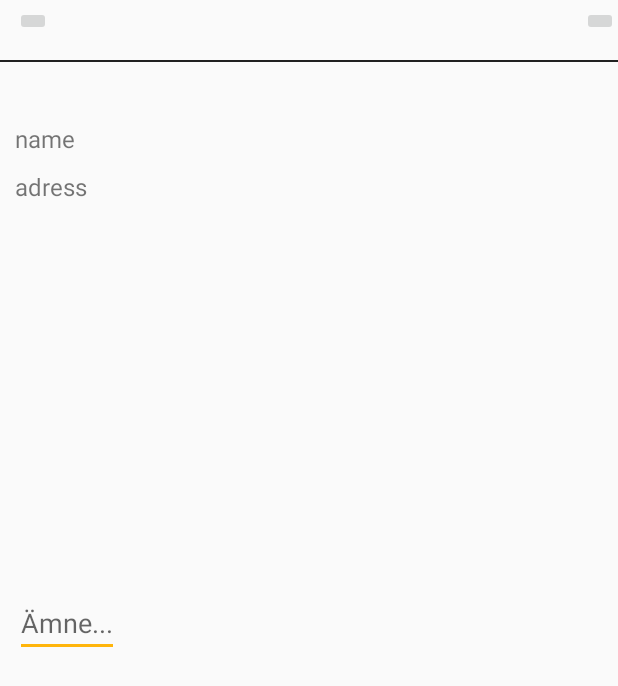
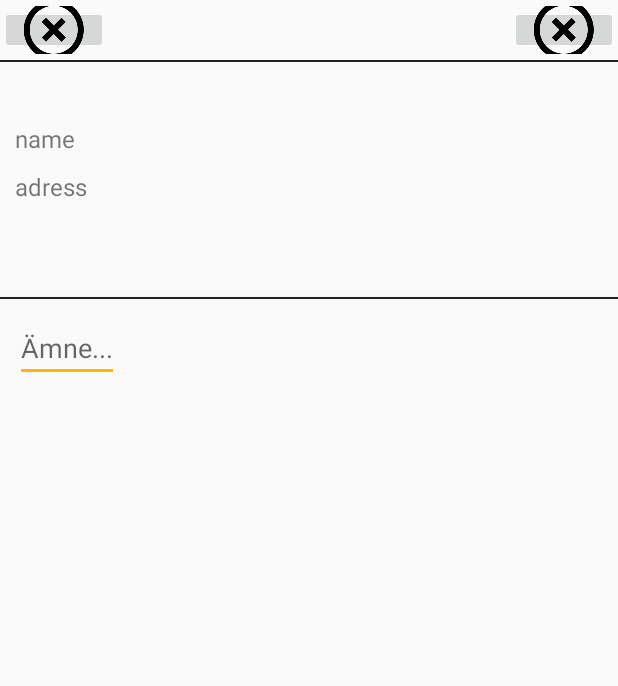
Before and after one commit to timkersch/SnapSpot, an Android app: the layout fragment_create_spot.xml on its own in the app's theme, with its tools: preview values and no code run, on a phone screen of 412 x 824 dp. Shown: the top 686 px of the screen. Run offline under Robolectric (Android 15) with nearby library versions, the phone set to English and light mode, and no system bars.

Commit message:
fixed ui create spot

```diff
--- a/SnapSpot/app/src/main/res/layout/fragment_create_spot.xml
+++ b/SnapSpot/app/src/main/res/layout/fragment_create_spot.xml
@@ -21,12 +21,12 @@
                 android:id="@+id/cancel_button"
                 android:layout_marginTop="4dp"
                 android:layout_marginBottom="4dp"
-                android:layout_marginLeft="10dp"
+                android:layout_marginLeft="0dp"
 
 
                 android:layout_width="wrap_content"
                 android:layout_height="wrap_content"
-
+                android:src="@mipmap/ic_remove"
 
                 />
 
@@ -37,6 +37,7 @@
                 android:layout_marginBottom="4dp"
                 android:layout_gravity="right"
                 android:layout_columnWeight="14"
+                android:src="@mipmap/ic_remove"
                 />
 
         </GridLayout>
@@ -62,7 +63,7 @@
             android:orientation="vertical"
             android:layout_width="wrap_content"
             android:layout_height="wrap_content"
-            android:layout_weight="2">
+            android:layout_weight="1">
 
             <!-- 3 textvy 1 name -->
             <TextView
@@ -88,18 +89,23 @@
                 />
 
         </LinearLayout>
+        <View
+            android:layout_width="fill_parent"
+            android:layout_height="1dp"
+            android:background="@color/primary_material_dark"
+            />
 
         <!-- NUMMER 5 -->
         <LinearLayout
             android:layout_width="wrap_content"
             android:layout_height="wrap_content"
-            android:layout_weight="3">
+            android:layout_weight="9">
 
             <!-- 5 Ämnesrad -->
             <EditText
-                android:layout_width="0dp"
-                android:layout_weight="1"
+                android:layout_width="wrap_content"
                 android:layout_height="wrap_content"
+                android:layout_marginTop="10dp"
                 android:inputType="textCapSentences|textMultiLine"
                 android:maxLength="2000"
                 android:maxLines="4"
```
